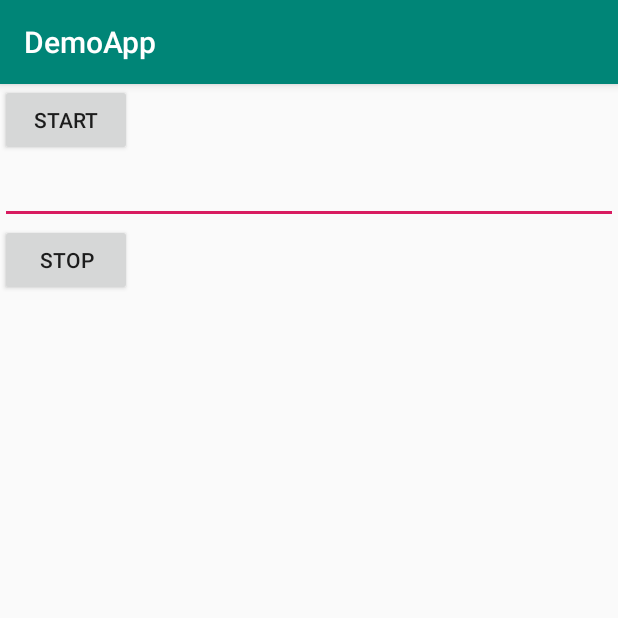
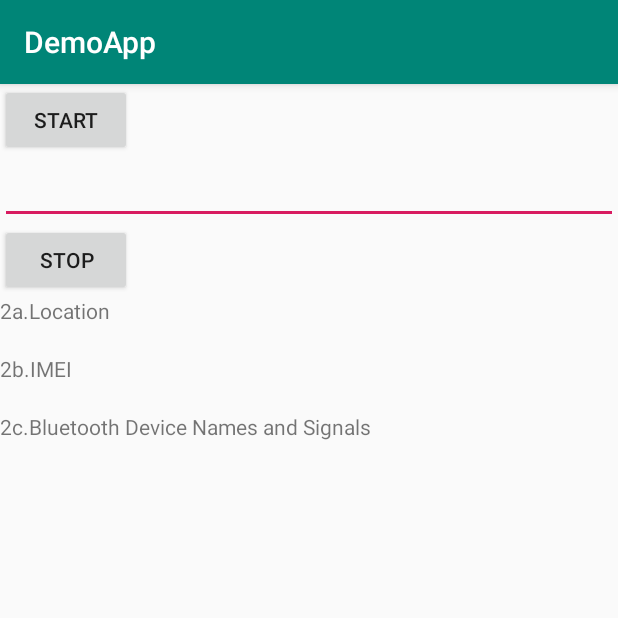
Before and after one commit to hrshyta/DemoaApp, an Android app: the screen it shows after launch (MainActivity), on a phone screen of 412 x 824 dp, the top half of it. Run offline under Robolectric (Android 15) with nearby library versions, the phone set to English and light mode, and no system bars.

Commit message:
13-5-2019

```diff
--- a/app/src/main/AndroidManifest.xml
+++ b/app/src/main/AndroidManifest.xml
@@ -9,7 +9,8 @@
     <uses-permission android:name="android.permission.LOCAL_MAC_ADDRESS"
         tools:ignore="ProtectedPermissions" />
     <uses-permission android:name="android.permission.ACCESS_FINE_LOCATION" />
-
+    <uses-permission android:name="android.permission.INTERNET" />
+    <uses-permission android:name="android.permission.ACCESS_NETWORK_STATE" />
     <application
         android:allowBackup="true"
         android:icon="@mipmap/ic_launcher"
--- a/app/src/main/res/layout/activity_main.xml
+++ b/app/src/main/res/layout/activity_main.xml
@@ -28,19 +28,33 @@
         android:layout_height="wrap_content"
         android:gravity="center"
         android:text="Stop"/>
+
+    <TextView
+       android:text="2a.Location"
+        android:layout_height="wrap_content"
+        android:layout_width="wrap_content"
+        />
     <TextView
         android:id="@+id/text_view_Location"
         android:layout_height="wrap_content"
         android:layout_width="wrap_content"
         />
 
-
+    <TextView
+        android:text="2b.IMEI"
+        android:layout_height="wrap_content"
+        android:layout_width="wrap_content"
+        />
     <TextView
         android:id="@+id/text_view_IMEI"
         android:layout_height="wrap_content"
         android:layout_width="wrap_content"
          />
-
+    <TextView
+        android:text="2c.Bluetooth Device Names and Signals"
+        android:layout_height="wrap_content"
+        android:layout_width="wrap_content"
+        />
     <TextView
         android:id="@+id/textView1"
         android:layout_height="wrap_content"
```
Also changed, not shown: app/src/main/java/com/example/demoapp/MainActivity.java (+36 -72 lines).
